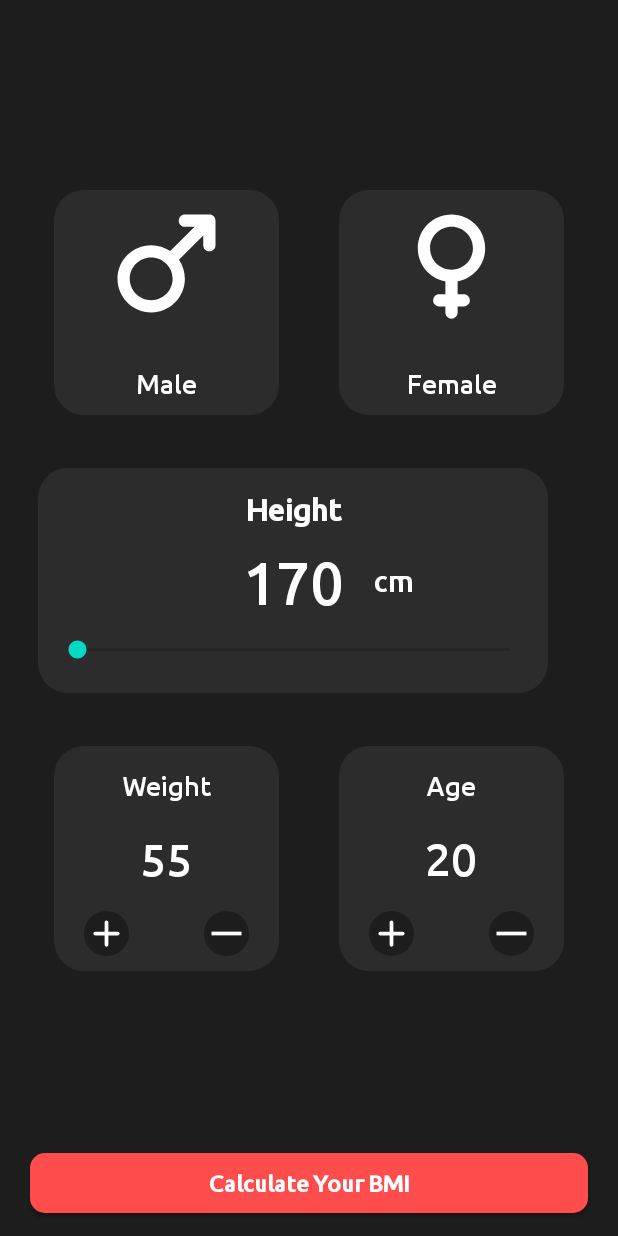
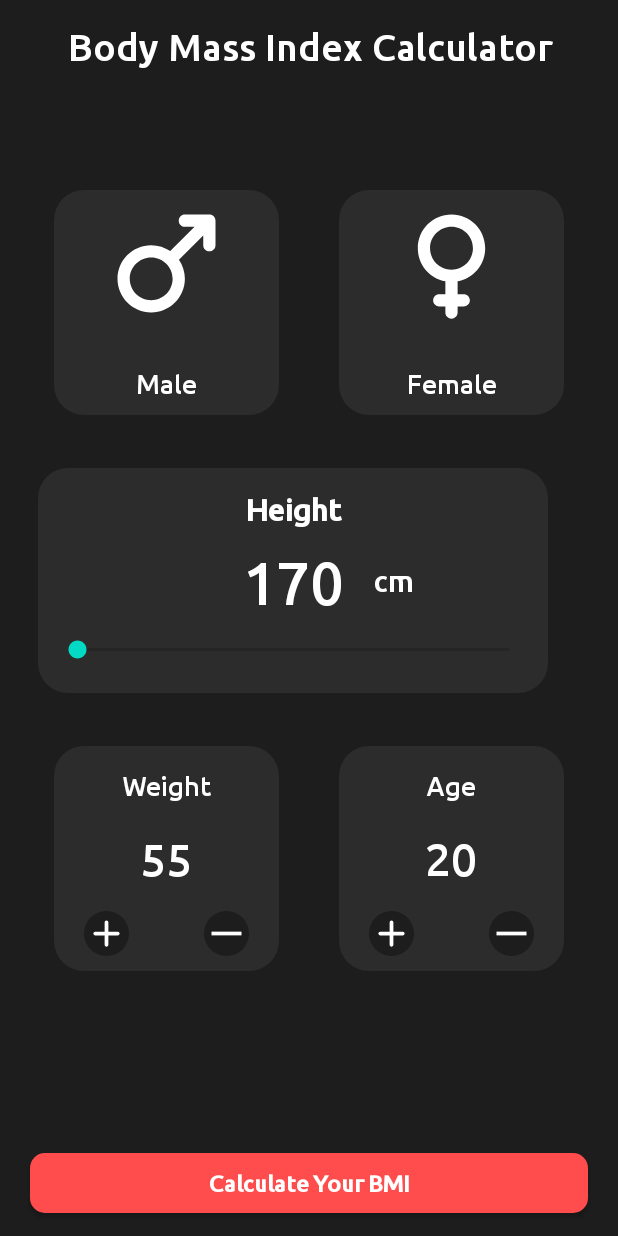
Before and after one commit to zobayerdev/BMI_Calculator, an Android app: the screen it shows after launch (MainActivity), on a phone screen of 412 x 824 dp. Run offline under Robolectric (Android 15) with nearby library versions, the phone set to English and light mode, and no system bars.

Commit message:
ui complete -nayem

```diff
--- a/app/src/main/res/layout/activity_main.xml
+++ b/app/src/main/res/layout/activity_main.xml
@@ -5,14 +5,26 @@
     android:layout_width="match_parent"
     android:layout_height="match_parent"
     android:background="#1e1d1d"
+    android:scrollbars="vertical"
     tools:context=".MainActivity">
+
+    <TextView
+        android:layout_width="match_parent"
+        android:layout_height="wrap_content"
+        android:layout_marginTop="15dp"
+        android:fontFamily="@font/ubuntu_medium"
+        android:text="Body Mass Index Calculator"
+        android:textAlignment="center"
+        android:textColor="@color/white"
+        android:textSize="25sp" />
 
 
     <RelativeLayout
         android:id="@+id/centerhorizontalline"
         android:layout_width="match_parent"
         android:layout_height="wrap_content"
-        android:layout_centerVertical="true" />
+        android:layout_centerVertical="true"
+        />
 
 
     <RelativeLayout
```
